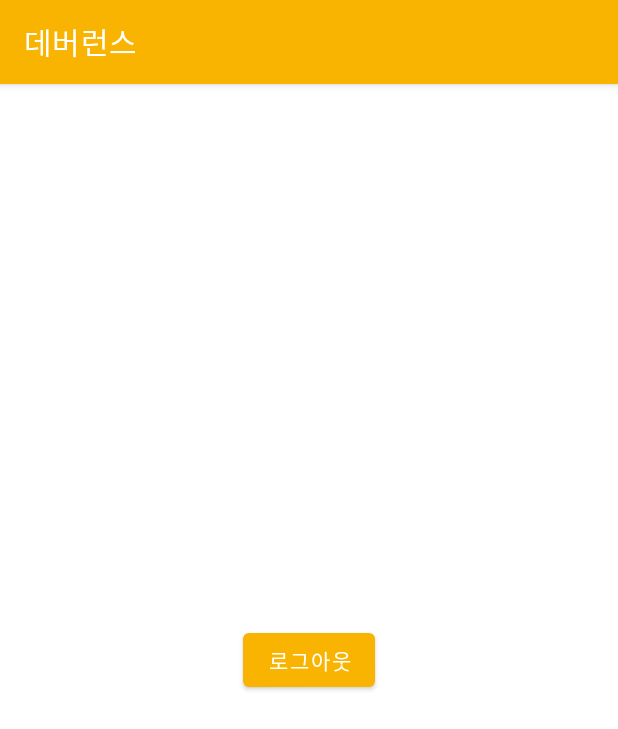
After one commit to LeeJaeHyeon05/DevProject, an Android app: the ProfileActivity screen opened directly, with no data from a screen before it, on a phone screen of 412 x 824 dp. The commit adds this screen. Shown: the top 729 px of the screen. Run offline under Robolectric (Android 15) with nearby library versions, the phone set to English and light mode, and no system bars; our stand-ins replace Firebase (no records; nobody signed in at launch, a user with empty details on screens opened directly).

Commit message:
-Add profileActivity

```diff
--- a/app/src/main/AndroidManifest.xml
+++ b/app/src/main/AndroidManifest.xml
@@ -34,6 +34,10 @@
             android:exported="false" />
 
         <activity
+            android:name=".activity.ProfileActivity"
+            android:exported="false" />
+
+        <activity
             android:name=".activity.SignUpActivity"
             android:exported="false" />
 
--- a/app/src/main/java/com/example/devproject/activity/MainActivity.kt
+++ b/app/src/main/java/com/example/devproject/activity/MainActivity.kt
@@ -43,6 +43,11 @@ class MainActivity : AppCompatActivity() {
         when(item?.itemId){
             R.id.loginButton -> {
                 val intent = Intent(this, LoginActivity::class.java)
+                startActivity(intent)
+                finish()
+            }
+            R.id.profileButton ->{
+                val intent = Intent(this, ProfileActivity::class.java)
                 startActivity(intent)
                 finish()
             }
--- /dev/null
+++ b/app/src/main/java/com/example/devproject/activity/ProfileActivity.kt
@@ -0,0 +1,34 @@
+package com.example.devproject.activity
+
+import android.content.Intent
+import android.os.Bundle
+import android.widget.Button
+import android.widget.Toast
+import androidx.appcompat.app.AppCompatActivity
+import com.example.devproject.R
+import com.google.firebase.auth.FirebaseAuth
+
+class ProfileActivity : AppCompatActivity() {
+
+    override fun onCreate(savedInstanceState: Bundle?) {
+        super.onCreate(savedInstanceState)
+        setContentView(R.layout.activity_profile)
+
+        var logoutButton : Button = findViewById(R.id.logoutButton)
+        logoutButton.setOnClickListener {
+            logout()
+        }
+    }
+
+    override fun onBackPressed() {
+        startActivity(Intent(this, MainActivity::class.java))
+        finish()
+    }
+
+    private fun logout(){
+        FirebaseAuth.getInstance().signOut()
+        Toast.makeText(this, "로그아웃 되었습니다", Toast.LENGTH_SHORT).show()
+        startActivity(Intent(this, MainActivity::class.java))
+        finish()
+    }
+}
--- /dev/null
+++ b/app/src/main/res/layout/activity_profile.xml
@@ -0,0 +1,17 @@
+<?xml version="1.0" encoding="utf-8"?>
+<androidx.constraintlayout.widget.ConstraintLayout xmlns:android="http://schemas.android.com/apk/res/android"
+    xmlns:app="http://schemas.android.com/apk/res-auto"
+    xmlns:tools="http://schemas.android.com/tools"
+    android:layout_width="match_parent"
+    android:layout_height="match_parent">
+
+    <Button
+        android:id="@+id/logoutButton"
+        android:layout_width="wrap_content"
+        android:layout_height="wrap_content"
+        android:text="로그아웃"
+        app:layout_constraintBottom_toBottomOf="parent"
+        app:layout_constraintEnd_toEndOf="parent"
+        app:layout_constraintStart_toStartOf="parent"
+        app:layout_constraintTop_toTopOf="parent" />
+</androidx.constraintlayout.widget.ConstraintLayout>
```
Also changed, not shown: app/src/main/res/menu/actionbar_logined_menu.xml (+5 -3 lines).
